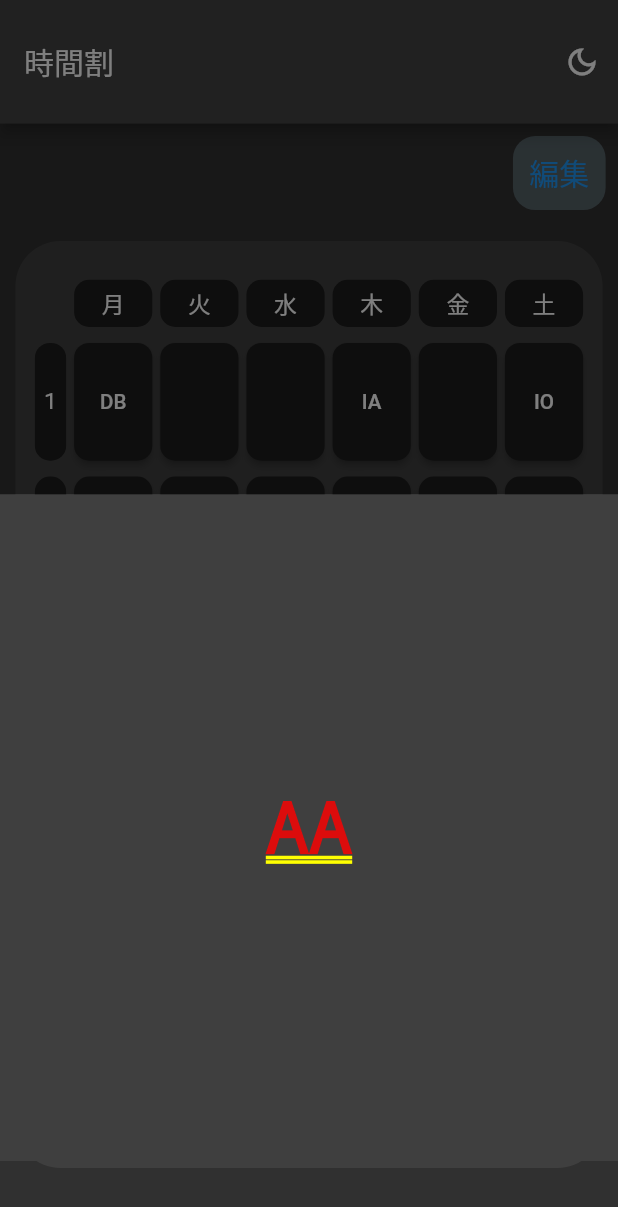
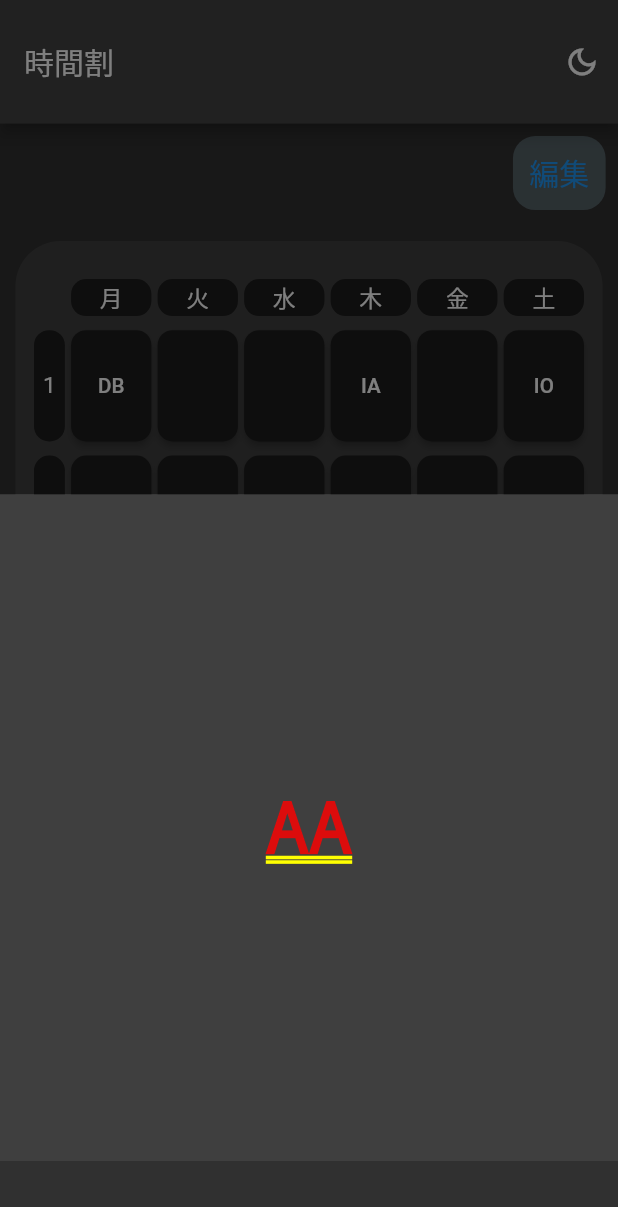
Before and after one commit to ohs-it2022/StudentSupport, a Flutter app: the screen it shows after launch, after a tap on "編集", after a tap on "DB", on a phone screen of 412 x 824 dp. Shown: the top 1207 px of the screen. Run offline on Flutter 3.47's test engine with Material 2 defaults, Android fonts, the light colour scheme and no system bars; our stand-ins replace auto_route, shared_preferences, table_calendar; missing offline and left inert: app_settings.

Commit message:
画面サイズに合わせて時間割の大きさを変更

```diff
--- a/lib/src/screens/timeTable/TT_sample.dart
+++ b/lib/src/screens/timeTable/TT_sample.dart
@@ -14,7 +14,7 @@ class TimeTableWidget extends StatelessWidget {
     return Container(
       margin: EdgeInsets.fromLTRB(0, screenSize.height * 0.025, 0, 0),
       width: contentsWidth,
-      height: screenSize.height * 0.75,
+      height: screenSize.height * 0.7,
       alignment: Alignment.center,
       decoration: sectionDecoration,
       padding: EdgeInsets.fromLTRB(0, screenSize.height * 0.025, 0, screenSize.height * 0.025),
@@ -42,10 +42,10 @@ class TimeTableWidget extends StatelessWidget {
 }
 
 
-const double dayHeight = 0.038125;  // 曜日の要素の高さ
-const double dayWidth = 0.12656;   // 曜日の要素の横幅
-const double numHeight = 0.0953125;  // 時間の要素の高さ
-const double numWidth = 0.050625;   // 時間の要素の横幅
+const double dayHeight = 0.03;  // 曜日の要素の高さ
+const double dayWidth = 0.13;   // 曜日の要素の横幅
+const double numHeight = 0.09;  // 時間の要素の高さ
+const double numWidth = 0.05;   // 時間の要素の横幅
 
 final elemDecoration = BoxDecoration(
   color: bgColor1,
@@ -105,7 +105,6 @@ final btnStyle = ElevatedButton.styleFrom(
   padding: const EdgeInsets.all(0)
 );
 
-
 class _TTNum extends StatelessWidget {
   final String txt;
   const _TTNum({super.key, required this.txt});
@@ -163,7 +162,7 @@ OverlayEntry overlayEntryTT = OverlayEntry(
   builder: (BuildContext context) {
     return BottomOverlay(
       height: 0.6,
-      content: TTOverlay(),
+      content: const TTOverlay(),
       hideFunc: hideOverlayTT
     );
   }
```
